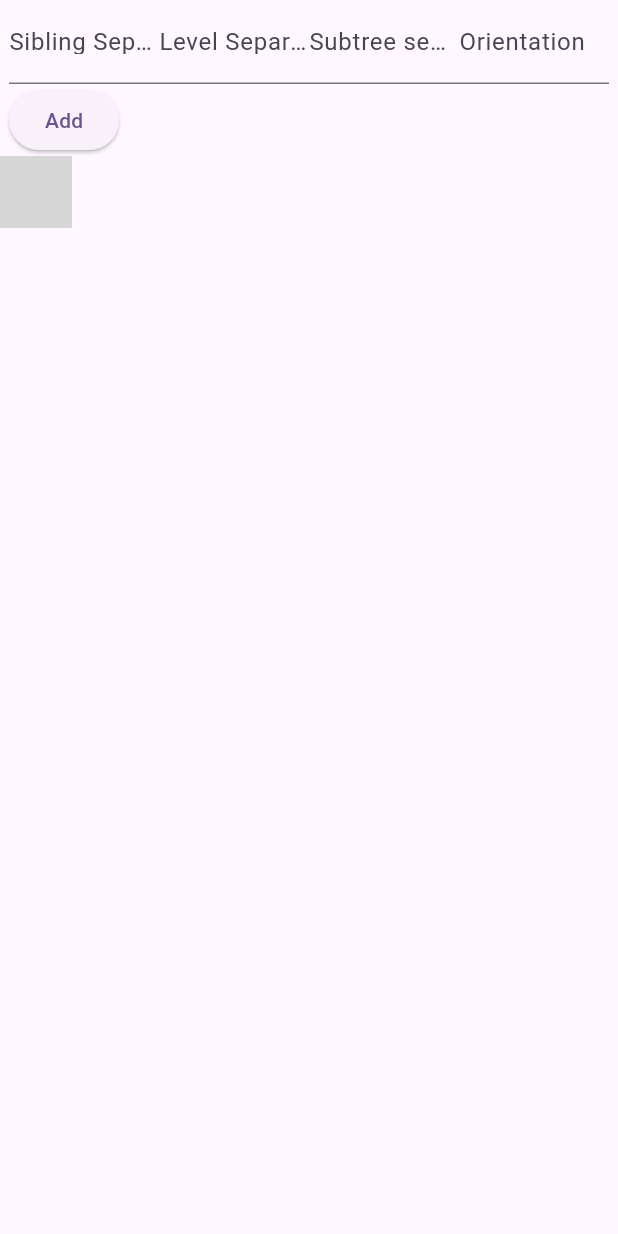
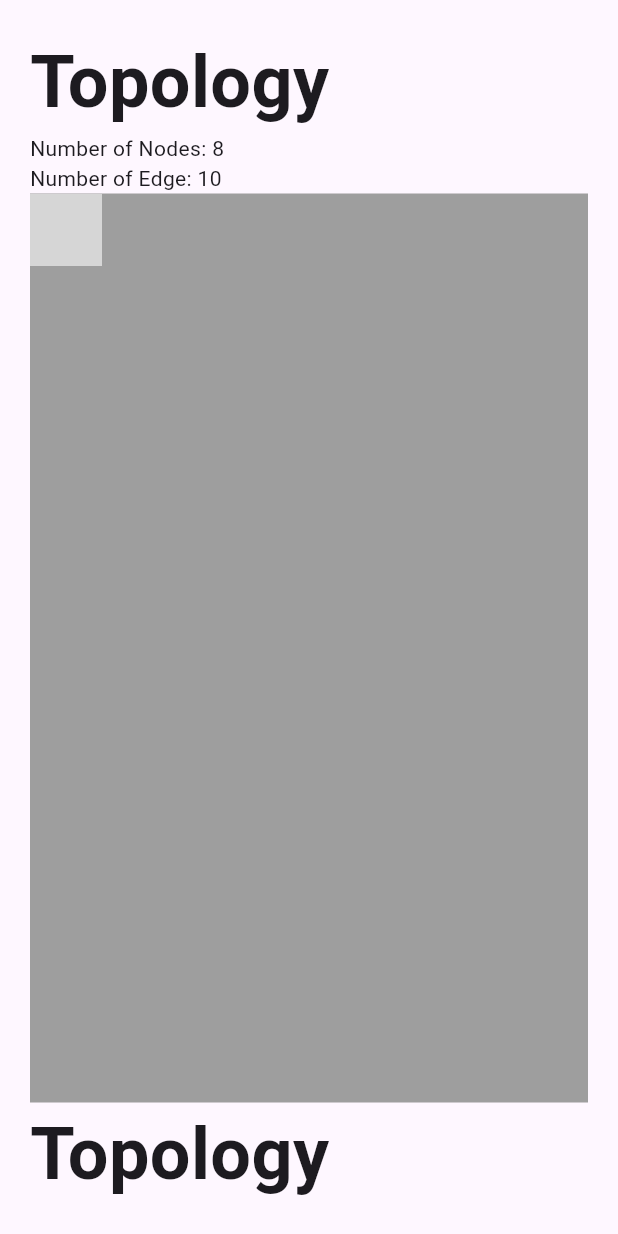
Before and after one commit to muhalifalgibran/wdm_simulation, a Flutter app: the screen it shows after launch, on a phone screen of 412 x 824 dp. Run offline on Flutter 3.47's test engine with Material 3 defaults, Android fonts, the phone set to English and light mode, and no system bars; missing offline and left inert: graphview; grey boxes are pictures that could not be loaded.

Commit message:
normalize topology inputs

```diff
--- /dev/null
+++ b/lib/map_topology.dart
@@ -0,0 +1,24 @@
+var topologyData = {
+  "nodes": [
+    {"id": 1, "label": 'Node'},
+    {"id": 2, "label": 'Node'},
+    {"id": 3, "label": 'Node'},
+    {"id": 4, "label": 'Node'},
+    {"id": 5, "label": 'Node'},
+    {"id": 6, "label": 'Node'},
+    {"id": 7, "label": 'Node'},
+    {"id": 8, "label": 'Node'},
+  ],
+  "edges": [
+    {"from": 1, "to": 2},
+    {"from": 2, "to": 3},
+    {"from": 2, "to": 4},
+    {"from": 2, "to": 5},
+    {"from": 5, "to": 6},
+    {"from": 5, "to": 7},
+    {"from": 6, "to": 8},
+    {"from": 1, "to": 8},
+    {"from": 4, "to": 6},
+    {"from": 7, "to": 2},
+  ],
+};
--- a/lib/simulation_screen.dart
+++ b/lib/simulation_screen.dart
@@ -3,6 +3,7 @@ import 'dart:math';
 
 import 'package:flutter/material.dart';
 import 'package:graphview/GraphView.dart';
+import 'package:wdm_simulation/map_topology.dart';
 
 class SimulationScreen extends StatefulWidget {
   const SimulationScreen({Key? key}) : super(key: key);
@@ -15,85 +16,98 @@ class _SimulationScreenState extends State<SimulationScreen> {
   @override
   Widget build(BuildContext context) {
     return Scaffold(
-        body: Column(
+        body: Padding(
+      padding: const EdgeInsets.all(20.0),
+      child: Column(
         mainAxisSize: MainAxisSize.max,
+        crossAxisAlignment: CrossAxisAlignment.start,
         children: [
           Wrap(
+            alignment: WrapAlignment.start,
             children: [
-            Container(
-              width: 100,
-              child: TextFormField(
-                initialValue: builder.siblingSeparation.toString(),
-                decoration: InputDecoration(labelText: "Sibling Separation"),
-                onChanged: (text) {
-                  builder.siblingSeparation = int.tryParse(text) ?? 100;
-                  setState(() {});
-                },
-              ),
-            ),
-            Container(
-              width: 100,
-              child: TextFormField(
-                initialValue: builder.levelSeparation.toString(),
-                decoration: InputDecoration(labelText: "Level Separation"),
-                onChanged: (text) {
-                  builder.levelSeparation = int.tryParse(text) ?? 100;
-                  setState(() {});
-                },
-              ),
-            ),
-            Container(
-              width: 100,
-              child: TextFormField(
-                initialValue: builder.subtreeSeparation.toString(),
-                decoration: InputDecoration(labelText: "Subtree separation"),
-                onChanged: (text) {
-                  builder.subtreeSeparation = int.tryParse(text) ?? 100;
-                  setState(() {});
-                },
-              ),
-            ),
-            Container(
-              width: 100,
-              child: TextFormField(
-                initialValue: builder.orientation.toString(),
-                decoration: InputDecoration(labelText: "Orientation"),
-                onChanged: (text) {
-                  builder.orientation = int.tryParse(text) ?? 100;
-                  setState(() {});
-                },
-              ),
-            ),
-            ElevatedButton(
-              onPressed: () {
-                final node12 = Node.Id(r.nextInt(100));
-                var edge =
-                    graph.getNodeAtPosition(r.nextInt(graph.nodeCount()));
-                print(edge);
-                graph.addEdge(edge, node12);
-                setState(() {});
-              },
-              child: Text("Add"),
-            )
+              // Container(
+              //   width: 100,
+              //   child: TextFormField(
+              //     initialValue: builder.siblingSeparation.toString(),
+              //     decoration: InputDecoration(labelText: "Sibling Separation"),
+              //     onChanged: (text) {
+              //       builder.siblingSeparation = int.tryParse(text) ?? 100;
+              //       setState(() {});
+              //     },
+              //   ),
+              // ),
+              // Container(
+              //   width: 100,
+              //   child: TextFormField(
+              //     initialValue: builder.levelSeparation.toString(),
+              //     decoration: InputDecoration(labelText: "Level Separation"),
+              //     onChanged: (text) {
+              //       builder.levelSeparation = int.tryParse(text) ?? 100;
+              //       setState(() {});
+              //     },
+              //   ),
+              // ),
+              // Container(
+              //   width: 100,
+              //   child: TextFormField(
+              //     initialValue: builder.subtreeSeparation.toString(),
+              //     decoration: InputDecoration(labelText: "Subtree separation"),
+              //     onChanged: (text) {
+              //       builder.subtreeSeparation = int.tryParse(text) ?? 100;
+              //       setState(() {});
+              //     },
+              //   ),
+              // ),
+              // Container(
+              //   width: 100,
+              //   child: TextFormField(
+              //     initialValue: builder.orientation.toString(),
+              //     decoration: InputDecoration(labelText: "Orientation"),
+              //     onChanged: (text) {
+              //       builder.orientation = int.tryParse(text) ?? 100;
+              //       setState(() {});
+              //     },
+              //   ),
+              // ),
+              // ElevatedButton(
+              //   onPressed: () {
+              //     final node12 = Node.Id(r.nextInt(100));
+              //     var edge =
+              //         graph.getNodeAtPosition(r.nextInt(graph.nodeCount()));
+              //     print(edge);
+              //     graph.addEdge(edge, node12);
+              //     setState(() {});
+              //   },
+              //   child: Text("Add"),
+              // )
             ],
           ),
+          const Text(
+            'Topology',
+            style: TextStyle(fontWeight: FontWeight.bold, fontSize: 48),
+          ),
+          Text(
+            'Number of Nodes: ${topologyData['nodes']?.map((e) => e).toList().length}',
+            style: const TextStyle(fontWeight: FontWeight.normal, fontSize: 14),
+          ),
+          Text(
+            'Number of Edge: ${topologyData['edges']?.map((e) => e).toList().length}',
+            style: const TextStyle(fontWeight: FontWeight.normal, fontSize: 14),
+          ),
           Expanded(
+            child: Container(
+              color: Colors.grey,
               child: InteractiveViewer(
                 constrained: false,
                 boundaryMargin: EdgeInsets.all(100),
                 minScale: 0.01,
-            maxScale: 5.6,
+                maxScale: 0.5,
                 child: GraphView(
                   graph: graph,
-              algorithm: FruchtermanReingoldAlgorithm(
-                  // builder,
-                  // ArrowEdgeRenderer(),
-                  // repulsionRate: 0,
-                  // attractionPercentage: ,
-                  attractionRate: 0.2),
+                  algorithm: FruchtermanReingoldAlgorithm(),
                   paint: Paint()
                     ..color = Colors.green
-                ..strokeWidth = 200
+                    ..strokeWidth = 10
                     ..strokeCap = StrokeCap.round
                     ..style = PaintingStyle.stroke,
                   builder: (Node node) {
@@ -104,7 +118,13 @@ class _SimulationScreenState extends State<SimulationScreen> {
                 ),
               ),
             ),
+          ),
+          Text(
+            'Topology',
+            style: TextStyle(fontWeight: FontWeight.bold, fontSize: 48),
+          ),
         ],
+      ),
     ));
   }
 
@@ -131,52 +151,28 @@ class _SimulationScreenState extends State<SimulationScreen> {
   BuchheimWalkerConfiguration builder = BuchheimWalkerConfiguration();
   SugiyamaConfiguration builder2 = SugiyamaConfiguration();
   late Edge a;
+
+  List<Map<String, dynamic>> edges = [];
   @override
   void initState() {
     super.initState();
-    final node1 = Node.Id(1);
-    final node2 = Node.Id(2);
-    final node3 = Node.Id(3);
-    final node4 = Node.Id(4);
-    final node5 = Node.Id(5);
-    final node6 = Node.Id(6);
-    final node8 = Node.Id(7);
-    final node7 = Node.Id(8);
-    final node9 = Node.Id(9);
-    final node10 = Node.Id(10);
-    final node11 = Node.Id(11);
-    final node12 = Node.Id(12);
 
-    graph.addEdge(node1, node2);
-    graph.addEdge(
-      node1,
-      node3,
-      paint: Paint()
-        ..color = Colors.red
-        ..strokeWidth = 13,
-    );
-    graph.addEdge(node1, node4, paint: Paint()..color = Colors.blue);
-    graph.addEdge(node2, node5);
-    graph.addEdge(node2, node6);
-    graph.addEdge(node6, node7, paint: Paint()..color = Colors.red);
-    graph.addEdge(node6, node8, paint: Paint()..color = Colors.red);
-    a = graph.addEdge(node4, node9);
-    graph.addEdge(node4, node10, paint: Paint()..color = Colors.black);
-    graph.addEdge(node4, node11, paint: Paint()..color = Colors.red);
-    graph.addEdge(node11, node12);
-    graph.addEdge(node1, node12);
-    graph.addEdge(node7, node12);
+    edges = topologyData['edges']!.map((e) => e).toList();
 
-    graph.removeEdge(Edge(node4, node9));
-    graph.removeEdge(Edge(node4, node10));
+    for (var element in edges) {
+      var fromNodeId = element['from'];
+      var toNodeId = element['to'];
+      graph.addEdge(Node.Id(fromNodeId), Node.Id(toNodeId));
+      print('object');
+    }
 
-    builder
-      ..siblingSeparation = (100)
-      ..levelSeparation = (150)
-      ..subtreeSeparation = (150)
-      ..orientation = (BuchheimWalkerConfiguration.ORIENTATION_TOP_BOTTOM);
+    // builder
+    //   ..siblingSeparation = (100)
+    //   ..levelSeparation = (150)
+    //   ..subtreeSeparation = (150)
+    //   ..orientation = (BuchheimWalkerConfiguration.ORIENTATION_TOP_BOTTOM);
 
-    changeColor();
+    // changeColor();
   }
 
   void changeColor() async {
```
Lines whose indentation alone changed are shown as unchanged.
